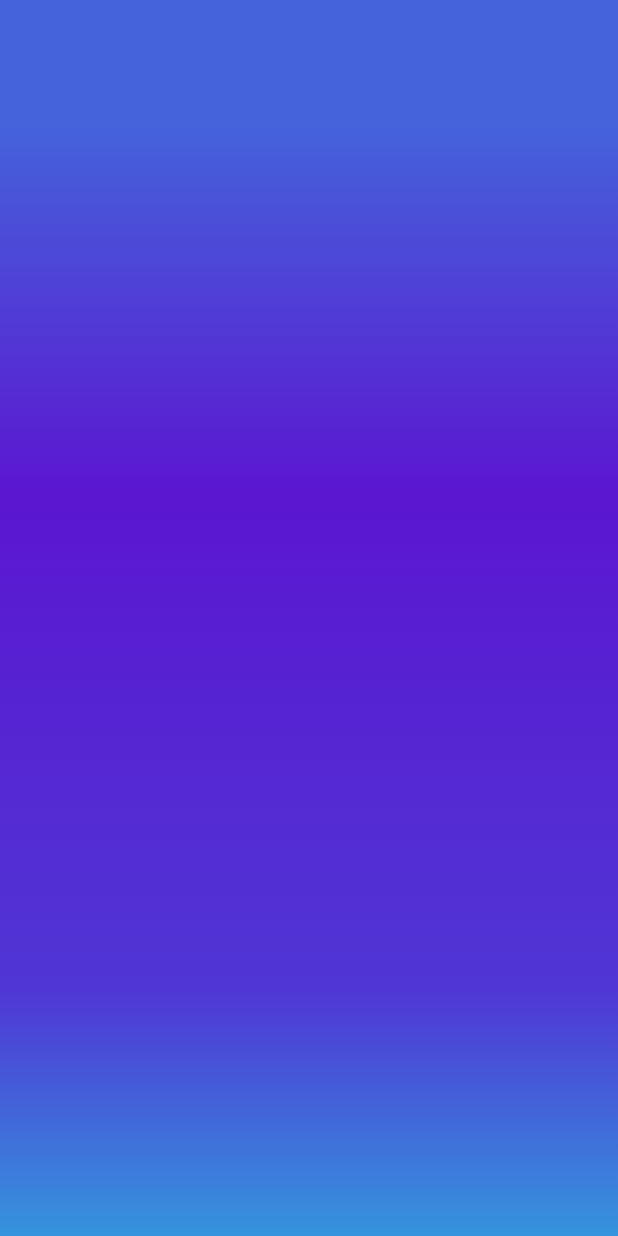
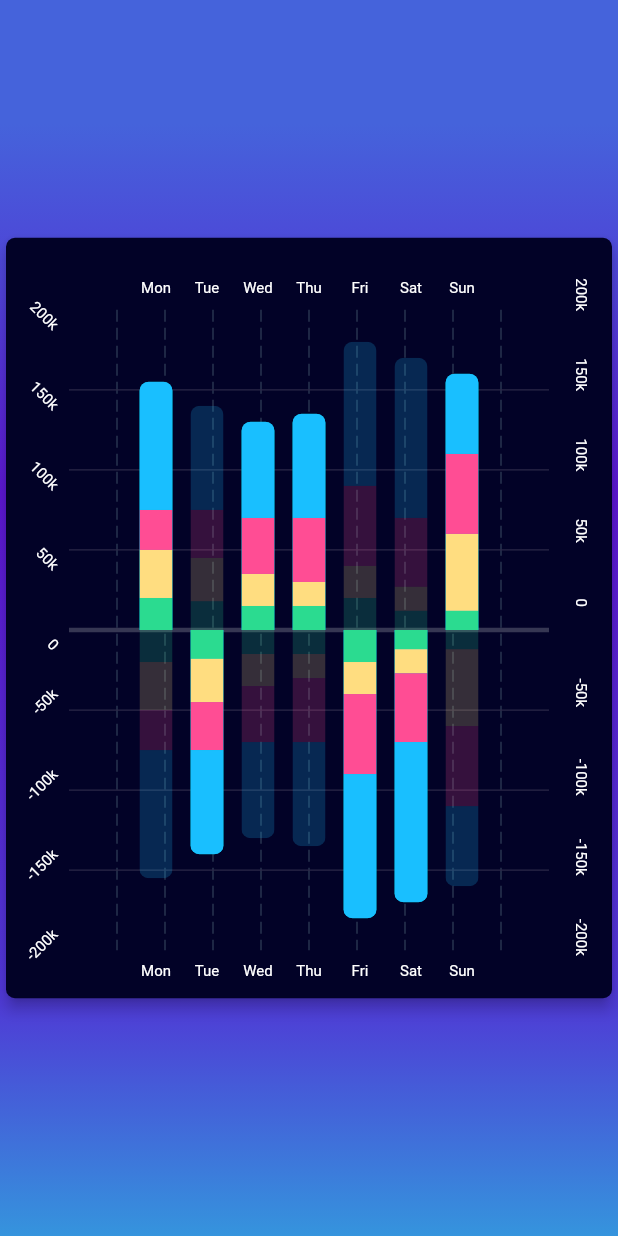
Before and after one commit to Ajju-kld/fluffy-succotash, a Flutter app: the screen1 screen opened by its route, on a phone screen of 412 x 824 dp. Run offline on Flutter 3.47's test engine with Material 2 defaults, Android fonts, the phone set to English and light mode, and no system bars; drawn by our look-alikes of fl_chart, liquid_swipe; our stand-ins replace lottie; missing offline and left inert: animatedroute; project files that could hold a hidden picture were left out.

```diff
--- /dev/null
+++ b/lib/chart.dart
@@ -0,0 +1,352 @@
+
+import 'package:fl_chart/fl_chart.dart';
+import 'package:flutter/material.dart';
+import 'package:vector_math/vector_math_64.dart' hide Colors;
+
+class chart extends StatefulWidget {
+  const chart({Key? key}) : super(key: key);
+
+  @override
+  State<chart> createState() => _chartState();
+}
+
+class _chartState extends State<chart> {
+static const double barWidth = 22;
+  static const shadowOpacity = 0.2;
+  static const mainItems = <int, List<double>>{
+    0: [2, 3, 2.5, 8],
+    1: [-1.8, -2.7, -3, -6.5],
+    2: [1.5, 2, 3.5, 6],
+    3: [1.5, 1.5, 4, 6.5],
+    4: [-2, -2, -5, -9],
+    5: [-1.2, -1.5, -4.3, -10],
+    6: [1.2, 4.8, 5, 5],
+  };
+  int touchedIndex = -1;
+
+  @override
+  void initState() {
+    super.initState();
+  }
+
+  Widget bottomTitles(double value, TitleMeta meta) {
+    const style = TextStyle(color: Colors.white, fontSize: 10);
+    String text;
+    switch (value.toInt()) {
+      case 0:
+        text = 'Mon';
+        break;
+      case 1:
+        text = 'Tue';
+        break;
+      case 2:
+        text = 'Wed';
+        break;
+      case 3:
+        text = 'Thu';
+        break;
+      case 4:
+        text = 'Fri';
+        break;
+      case 5:
+        text = 'Sat';
+        break;
+      case 6:
+        text = 'Sun';
+        break;
+      default:
+        text = '';
+        break;
+    }
+    return SideTitleWidget(
+      child: Text(text, style: style),
+      axisSide: meta.axisSide,
+    );
+  }
+
+  Widget topTitles(double value, TitleMeta meta) {
+    const style = TextStyle(color: Colors.white, fontSize: 10);
+    String text;
+    switch (value.toInt()) {
+      case 0:
+        text = 'Mon';
+        break;
+      case 1:
+        text = 'Tue';
+        break;
+      case 2:
+        text = 'Wed';
+        break;
+      case 3:
+        text = 'Thu';
+        break;
+      case 4:
+        text = 'Fri';
+        break;
+      case 5:
+        text = 'Sat';
+        break;
+      case 6:
+        text = 'Sun';
+        break;
+      default:
+        return Container();
+    }
+    return SideTitleWidget(
+      child: Text(text, style: style),
+      axisSide: meta.axisSide,
+    );
+  }
+
+  Widget leftTitles(double value, TitleMeta meta) {
+    const style = TextStyle(color: Colors.white, fontSize: 10);
+    String text;
+    if (value == 0) {
+      text = '0';
+    } else {
+      text = '${value.toInt()}0k';
+    }
+    return SideTitleWidget(
+      angle: radians(value < 0 ? -45 : 45),
+      axisSide: meta.axisSide,
+      space: 4.0,
+      child: Text(
+        text,
+        style: style,
+        textAlign: TextAlign.center,
+      ),
+    );
+  }
+
+  Widget rightTitles(double value, TitleMeta meta) {
+    const style = TextStyle(color: Colors.white, fontSize: 10);
+    String text;
+    if (value == 0) {
+      text = '0';
+    } else {
+      text = '${value.toInt()}0k';
+    }
+    return SideTitleWidget(
+      angle: radians(90),
+      axisSide: meta.axisSide,
+      space: 0,
+      child: Text(
+        text,
+        style: style,
+        textAlign: TextAlign.center,
+      ),
+    );
+  }
+
+  BarChartGroupData generateGroup(
+    int x,
+    double value1,
+    double value2,
+    double value3,
+    double value4,
+  ) {
+    bool isTop = value1 > 0;
+    final sum = value1 + value2 + value3 + value4;
+    final isTouched = touchedIndex == x;
+    return BarChartGroupData(
+      x: x,
+      groupVertically: true,
+      showingTooltipIndicators: isTouched ? [0] : [],
+      barRods: [
+        BarChartRodData(
+          toY: sum,
+          width: barWidth,
+          borderRadius: isTop
+              ? const BorderRadius.only(
+                  topLeft: Radius.circular(6),
+                  topRight: Radius.circular(6),
+                )
+              : const BorderRadius.only(
+                  bottomLeft: Radius.circular(6),
+                  bottomRight: Radius.circular(6),
+                ),
+          rodStackItems: [
+            BarChartRodStackItem(
+              0,
+              value1,
+              const Color(0xff2bdb90),
+              BorderSide(
+                color: Colors.white,
+                width: isTouched ? 2 : 0,
+              ),
+            ),
+            BarChartRodStackItem(
+              value1,
+              value1 + value2,
+              const Color(0xffffdd80),
+              BorderSide(
+                color: Colors.white,
+                width: isTouched ? 2 : 0,
+              ),
+            ),
+            BarChartRodStackItem(
+              value1 + value2,
+              value1 + value2 + value3,
+              const Color(0xffff4d94),
+              BorderSide(
+                color: Colors.white,
+                width: isTouched ? 2 : 0,
+              ),
+            ),
+            BarChartRodStackItem(
+              value1 + value2 + value3,
+              value1 + value2 + value3 + value4,
+              const Color(0xff19bfff),
+              BorderSide(
+                color: Colors.white,
+                width: isTouched ? 2 : 0,
+              ),
+            ),
+          ],
+        ),
+        BarChartRodData(
+          toY: -sum,
+          width: barWidth,
+          color: Colors.transparent,
+          borderRadius: isTop
+              ? const BorderRadius.only(
+                  bottomLeft: Radius.circular(6),
+                  bottomRight: Radius.circular(6),
+                )
+              : const BorderRadius.only(
+                  topLeft: Radius.circular(6),
+                  topRight: Radius.circular(6),
+                ),
+          rodStackItems: [
+            BarChartRodStackItem(
+                0,
+                -value1,
+                const Color(0xff2bdb90)
+                    .withOpacity(isTouched ? shadowOpacity * 2 : shadowOpacity),
+                const BorderSide(color: Colors.transparent)),
+            BarChartRodStackItem(
+                -value1,
+                -(value1 + value2),
+                const Color(0xffffdd80)
+                    .withOpacity(isTouched ? shadowOpacity * 2 : shadowOpacity),
+                const BorderSide(color: Colors.transparent)),
+            BarChartRodStackItem(
+                -(value1 + value2),
+                -(value1 + value2 + value3),
+                const Color(0xffff4d94)
+                    .withOpacity(isTouched ? shadowOpacity * 2 : shadowOpacity),
+                const BorderSide(color: Colors.transparent)),
+            BarChartRodStackItem(
+                -(value1 + value2 + value3),
+                -(value1 + value2 + value3 + value4),
+                const Color(0xff19bfff)
+                    .withOpacity(isTouched ? shadowOpacity * 2 : shadowOpacity),
+                const BorderSide(color: Colors.transparent)),
+          ],
+        ),
+      ],
+    );
+  }
+
+  bool isShadowBar(int rodIndex) => rodIndex == 1;
+
+  @override
+  Widget build(BuildContext context) {
+    return AspectRatio(
+      aspectRatio: 0.8,
+      child: Card(
+        elevation: 4,
+        shape: RoundedRectangleBorder(borderRadius: BorderRadius.circular(6)),
+        color: const Color(0xff020227),
+        child: Padding(
+          padding: const EdgeInsets.only(top: 16.0),
+          child: BarChart(
+            BarChartData(
+              alignment: BarChartAlignment.center,
+              maxY: 20,
+              minY: -20,
+              groupsSpace: 12,
+              barTouchData: BarTouchData(
+                handleBuiltInTouches: false,
+                touchCallback: (FlTouchEvent event, barTouchResponse) {
+                  if (!event.isInterestedForInteractions ||
+                      barTouchResponse == null ||
+                      barTouchResponse.spot == null) {
+                    setState(() {
+                      touchedIndex = -1;
+                    });
+                    return;
+                  }
+                  final rodIndex = barTouchResponse.spot!.touchedRodDataIndex;
+                  if (isShadowBar(rodIndex)) {
+                    setState(() {
+                      touchedIndex = -1;
+                    });
+                    return;
+                  }
+                  setState(() {
+                    touchedIndex = barTouchResponse.spot!.touchedBarGroupIndex;
+                  });
+                },
+              ),
+              titlesData: FlTitlesData(
+                show: true,
+                topTitles: AxisTitles(
+                  sideTitles: SideTitles(
+                    showTitles: true,
+                    reservedSize: 32,
+                    getTitlesWidget: topTitles,
+                  ),
+                ),
+                bottomTitles: AxisTitles(
+                  sideTitles: SideTitles(
+                    showTitles: true,
+                    reservedSize: 32,
+                    getTitlesWidget: bottomTitles,
+                  ),
+                ),
+                leftTitles: AxisTitles(
+                  sideTitles: SideTitles(
+                    showTitles: true,
+                    getTitlesWidget: leftTitles,
+                    interval: 5,
+                    reservedSize: 42,
+                  ),
+                ),
+                rightTitles: AxisTitles(
+                  sideTitles: SideTitles(
+                    showTitles: true,
+                    getTitlesWidget: rightTitles,
+                    interval: 5,
+                    reservedSize: 42,
+                  ),
+                ),
+              ),
+              gridData: FlGridData(
+                show: true,
+                checkToShowHorizontalLine: (value) => value % 5 == 0,
+                getDrawingHorizontalLine: (value) {
+                  if (value == 0) {
+                    return FlLine(
+                        color: const Color(0xff363753), strokeWidth: 3);
+                  }
+                  return FlLine(
+                    color: const Color(0xff2a2747),
+                    strokeWidth: 0.8,
+                  );
+                },
+              ),
+              borderData: FlBorderData(
+                show: false,
+              ),
+              barGroups: mainItems.entries
+                  .map((e) => generateGroup(
+                      e.key, e.value[0], e.value[1], e.value[2], e.value[3]))
+                  .toList(),
+            ),
+          ),
+        ),
+      ),
+    );
+  }
+}
--- a/lib/screen1.dart
+++ b/lib/screen1.dart
@@ -1,3 +1,4 @@
+import 'package:animation_1/chart.dart';
 import 'package:flutter/material.dart';
 import 'package:liquid_swipe/liquid_swipe.dart';
 
@@ -10,7 +11,9 @@ class screen1 extends StatefulWidget {
 
 class _screen1State extends State<screen1> {
   final page = [
-    Container(
+    Container(height: double.infinity,
+    width: double.infinity,
+      child: Center(child: chart(),),
       decoration: BoxDecoration(
         gradient: LinearGradient(
             colors: [
```
